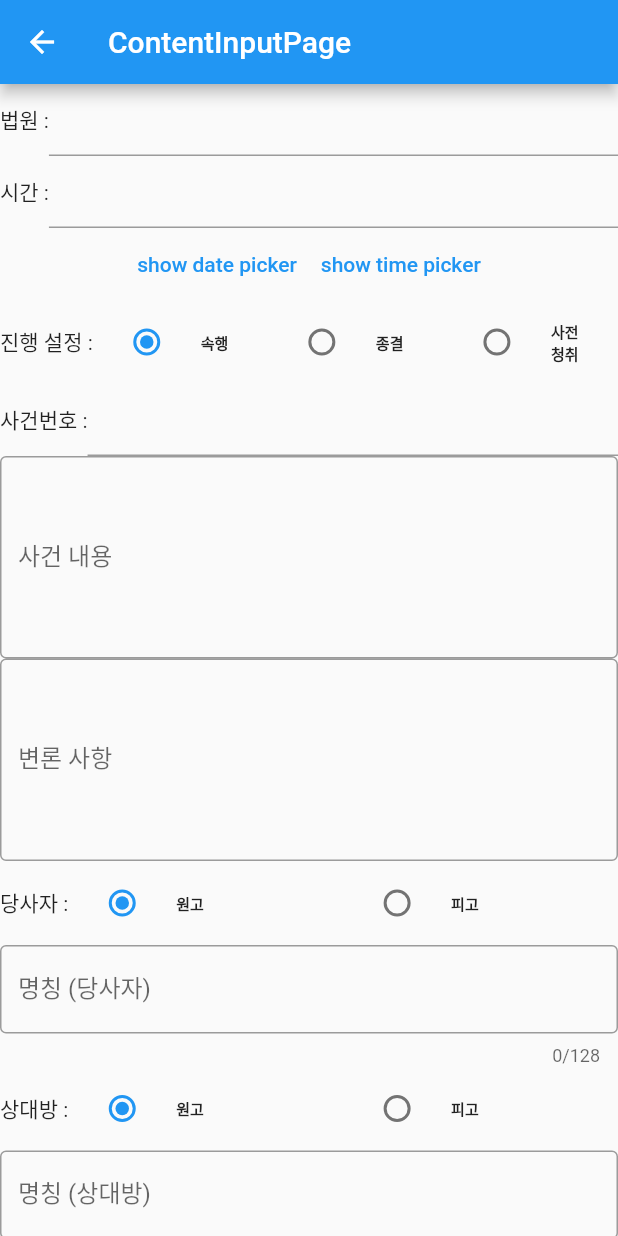
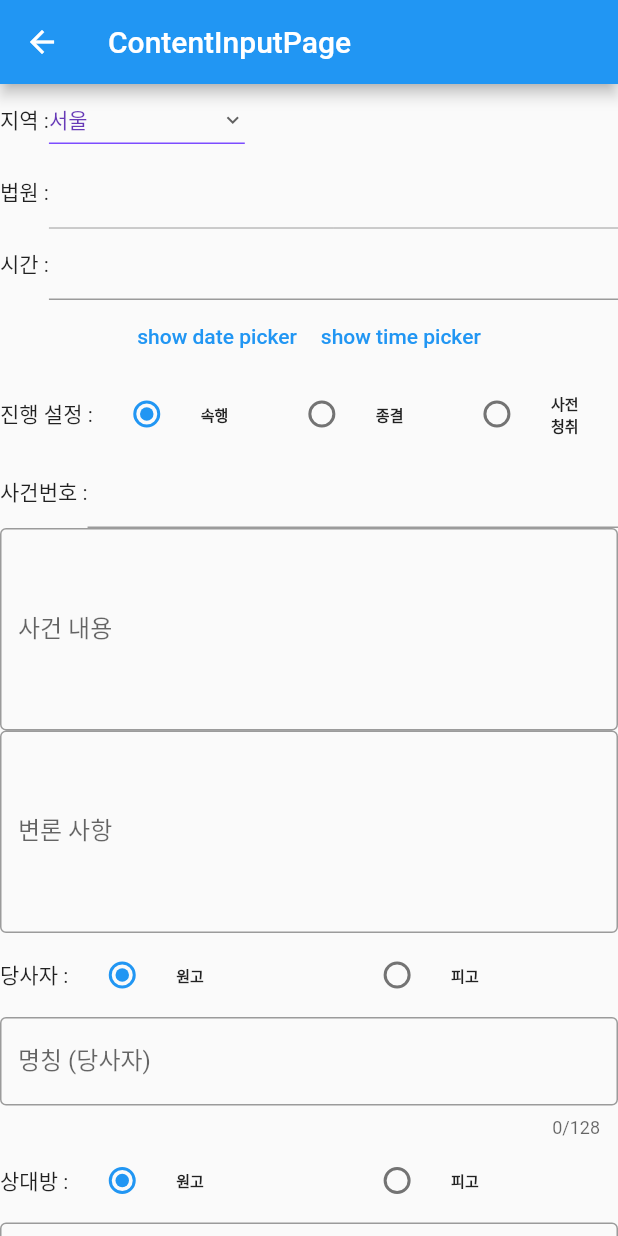
Before and after one commit to godzilla35/lawming_client, a Flutter app: the ContentInputPage screen opened directly, on a phone screen of 412 x 824 dp. Run offline on Flutter 3.47's test engine with Material 2 defaults, Android fonts, the phone set to English and light mode, and no system bars; our stand-ins replace email_validator, flutter_datetime_picker, jwt_decoder, shared_preferences; accounts and stored records are empty.

Commit message:
지역별 각급 법원 정보 입력가능 하도록 수정중

```diff
--- /dev/null
+++ b/data/court_info.csv
@@ -0,0 +1,42 @@
+대법원,서울
+법원행정처,서울
+법원도서관,서울
+양형위원회,서울
+서울고등법원,서울
+서울중앙지방법원,서울
+서울가정법원,서울
+서울행정법원,서울
+서울회생법원,서울
+서울동부지방법원,서울
+서울남부지방법원,서울
+서울북부지방법원,서울
+서울서부지방법원,서울
+사법연수원,인천/경기도
+사법정책연구원,인천/경기도
+법원공무원교육원,인천/경기도
+법원도서관,인천/경기도
+의정부지방법원,인천/경기도
+인천지방법원,인천/경기도
+인천가정법원,인천/경기도
+수원고등법원,인천/경기도
+수원지방법원,인천/경기도
+수원가정법원,인천/경기도
+춘천지방법원,강원도
+청주지방법원,충청북도
+특허법원,대전/세종/충청남도
+대전고등법원,대전/세종/충청남도
+대전지방법원,대전/세종/충청남도
+대전가정법원,대전/세종/충청남도
+대구고등법원,대구/경상북도
+대구지방법원,대구/경상북도
+대구가정법원,대구/경상북도
+부산고등법원,부산/울산/경상남도
+부산지방법원,부산/울산/경상남도
+부산가정법원,부산/울산/경상남도
+울산지방법원,부산/울산/경상남도
+창원지방법원,부산/울산/경상남도
+광주고등법원,광주/전라남도
+광주지방법원,광주/전라남도
+광주가정법원,광주/전라남도
+전주지방법원,전라북도
+제주지방법원,제주도
--- /dev/null
+++ b/lib/constants/court_info.dart
@@ -0,0 +1,46 @@
+class CourtInfo {
+  var _courtInfo = {
+    '서울': [
+      '대법원',
+      '법원행정처',
+      '법원도서관',
+      '양형위원회',
+      '서울고등법원',
+      '서울중앙지방법원',
+      '서울가정법원',
+      '서울행정법원',
+      '서울회생법원',
+      '서울동부지방법원',
+      '서울남부지방법원',
+      '서울북부지방법원',
+      '서울서부지방법원'
+    ],
+    '인천/경기도': [
+      '사법연수원',
+      '사법정책연구원',
+      '법원공무원교육원',
+      '법원도서관',
+      '의정부지방법원',
+      '인천지방법원',
+      '인천가정법원',
+      '수원고등법원',
+      '수원지방법원',
+      '수원가정법원'
+    ],
+    '강원도': ['춘천지방법원'],
+    '충청북도': ['청주지방법원'],
+    '대전/세종/충청남도': ['특허법원', '대전고등법원', '대전지방법원', '대전가정법원'],
+    '대구/경상북도': ['대구고등법원', '대구지방법원', '대구가정법원'],
+    '부산/울산/경상남도': ['부산고등법원', '부산지방법원', '부산가정법원', '울산지방법원', '창원지방법원'],
+    '광주/전라남도': ['광주고등법원', '광주지방법원', '광주가정법원'],
+    '전라북도': ['전주지방법원'],
+    '제주도': ['제주지방법원'],
+  };
+  List<String> getCourtListByLocation(String location) {
+    return _courtInfo[location]!;
+  }
+
+  List<String> getLocationList() {
+    return _courtInfo.keys.toList();
+  }
+}
--- a/lib/screens/content_input_page.dart
+++ b/lib/screens/content_input_page.dart
@@ -5,6 +5,7 @@ import 'package:flutter/material.dart';
 import 'package:provider/provider.dart';
 import 'package:client/constants/constant.dart';
 import 'package:flutter_datetime_picker/flutter_datetime_picker.dart';
+import 'package:client/constants/court_info.dart';
 
 class ContentInputPage extends StatefulWidget {
   const ContentInputPage({Key? key}) : super(key: key);
@@ -30,6 +31,8 @@ class _ContentInputPageState extends State<ContentInputPage> {
   final opponentNameController = TextEditingController();
   final costController = TextEditingController();
 
+  String dropdownValue = CourtInfo().getLocationList()[0];
+
   @override
   Widget build(BuildContext context) {
     return Form(
@@ -38,6 +41,38 @@ class _ContentInputPageState extends State<ContentInputPage> {
         body: SingleChildScrollView(
           child: Column(
             children: [
+              Row(
+                children: [
+                  Text('지역 :'),
+                  DropdownButton<String>(
+
+                    value: dropdownValue,
+                    icon: const Icon(Icons.keyboard_arrow_down),
+                    iconSize: 16,
+                    elevation: 16,
+                    style: const TextStyle(color: Colors.deepPurple),
+                    underline: Container(
+                      height: 1,
+                      color: Colors.deepPurpleAccent,
+                    ),
+                    onChanged: (String? newValue) {
+                      setState(() {
+                        print('===### newValue! = $newValue');
+                        dropdownValue = newValue!;
+                        print('===### dropdownmenu! = $dropdownValue');
+                      });
+                    },
+                    items: CourtInfo()
+                        .getLocationList()
+                        .map((String value) {
+                      return DropdownMenuItem<String>(
+                        value: value,
+                        child: Text(value),
+                      );
+                    }).toList(),
+                  ),
+                ],
+              ),
               // 법원
               Row(
                 children: [
@@ -45,6 +80,7 @@ class _ContentInputPageState extends State<ContentInputPage> {
                   Expanded(
                     child: TextField(
                       controller: courtController,
+                      enabled: false,
                     ),
                   ),
                 ],
--- a/lib/widgets/content.dart
+++ b/lib/widgets/content.dart
@@ -1,6 +1,6 @@
 import 'package:client/screens/post_screens/post_view_screen.dart';
 import 'package:flutter/material.dart';
-import '../models/bokdaeriPost.dart';
+import 'package:client/models/bokdaeriPost.dart';
 
 class Content extends StatelessWidget {
 
--- a/pubspec.yaml
+++ b/pubspec.yaml
@@ -55,6 +55,7 @@ flutter:
   #   - images/a_dot_ham.jpeg
   assets:
     - images/test.jpg
+    - data/court_info.csv
   #   - images/a_dot_ham.jpeg
 
   # An image asset can refer to one or more resolution-specific "variants", see
```
